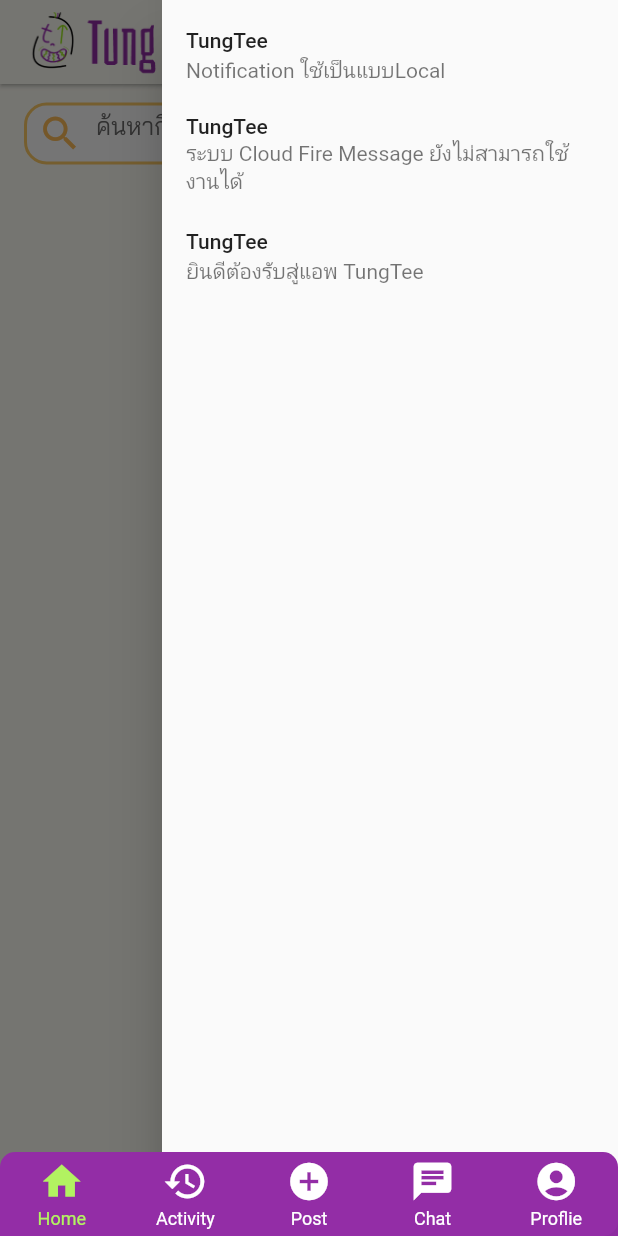
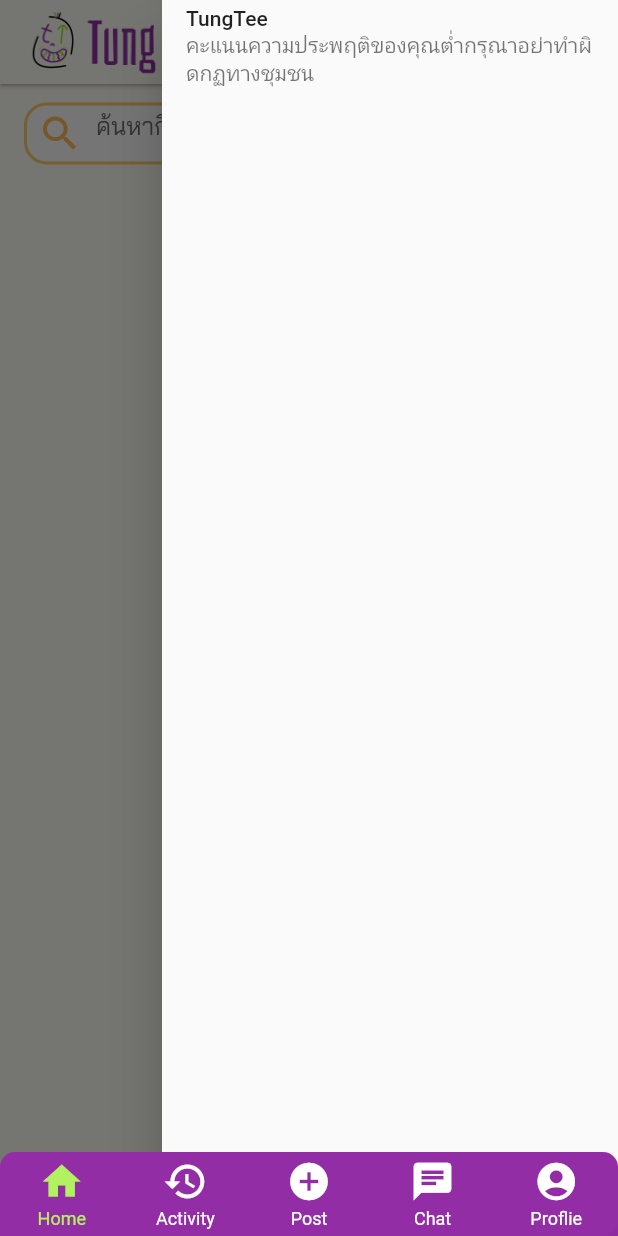
Before and after one commit to TangTee/sprint3, a Flutter app: the screen it shows once a user with an empty profile is signed in, after a tap on the "notification important" icon, on a phone screen of 412 x 824 dp. Run offline on Flutter 3.47's test engine with Material 2 defaults, Android fonts, the phone set to English and light mode, and no system bars; drawn by our look-alikes of persistent_bottom_nav_bar; our stand-ins replace awesome_notifications, camera, cloud_firestore, dio, file_picker, firebase_auth and 17 more; missing offline and left inert: age_calculator, google_mlkit_text_recognition; accounts and stored records are empty; network calls fail.

Commit message:
ลบสิ่งที่ไม่จำเป็น +แจ้งเตือนคะแนนน้อย

```diff
--- a/lib/notification/notification.dart
+++ b/lib/notification/notification.dart
@@ -1,4 +1,7 @@
+import 'package:cloud_firestore/cloud_firestore.dart';
+import 'package:firebase_auth/firebase_auth.dart';
 import 'package:flutter/material.dart';
+import '../utils/showSnackbar.dart';
 import 'services/local_notification_service.dart';
 
 class notification extends StatefulWidget {
@@ -10,36 +13,68 @@ class notification extends StatefulWidget {
 
 class _notificationState extends State<notification> {
   late final LocalNotificationService service;
+  var currentUser = {};
+  bool isLoading = false;
+
+  @override
+  void setState(VoidCallback fn) {
+    if (mounted) {
+      super.setState(fn);
+    }
+  }
 
   @override
   void initState() {
     service = LocalNotificationService();
     service.intialize();
     super.initState();
+    getData();
+  }
+
+  getData() async {
+    setState(() {
+      isLoading = true;
+    });
+    try {
+      var currentSnap = await FirebaseFirestore.instance
+          .collection('users')
+          .doc(FirebaseAuth.instance.currentUser!.uid)
+          .get();
+      currentUser = currentSnap.data()!;
+      setState(() {});
+    } catch (e) {
+      showSnackBar(
+        context,
+        e.toString(),
+      );
+    }
+
+    setState(() {
+      isLoading = false;
+    });
   }
 
   @override
   Widget build(BuildContext context) {
-    return Drawer(
+    return isLoading
+        ? const Center(
+            child: CircularProgressIndicator(),
+          )
+        : currentUser['points'] < 41
+            ? Drawer(
                 child: ListView(
                   children: <Widget>[
                     const ListTile(
                       title: Text("TungTee"),
-            subtitle: Text("Notification ใช้เป็นแบบLocal"),
+                      subtitle: Text(
+                          "คะแนนความประพฤติของคุณต่ำกรุณาอย่าทำผิดกฏทางชุมชน"),
                     ),
-          const ListTile(
-            title: Text("TungTee"),
-            subtitle: Text("ระบบ Cloud Fire Message ยังไม่สามารถใช้งานได้"),
+                  ],
                 ),
-          ListTile(
-            title: const Text("TungTee"),
-            subtitle: Text("ยินดีต้องรับสู่แอพ TungTee"),
-            onTap: () async {
-              await service.showNotification(
-                  id: 0, title: 'Notification Title', body: 'Some body');
-            },
               )
-        ],
+            : Drawer(
+                child: ListView(
+                  children: <Widget>[],
                 ),
               );
   }
```
Lines whose indentation alone changed are shown as unchanged.
